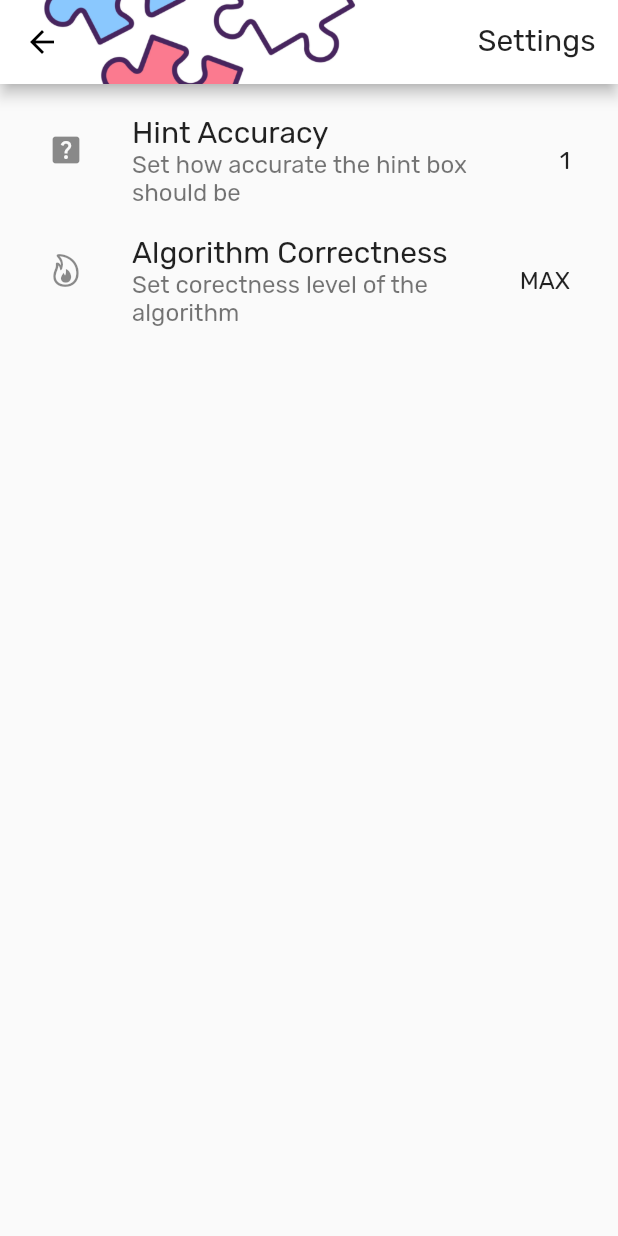
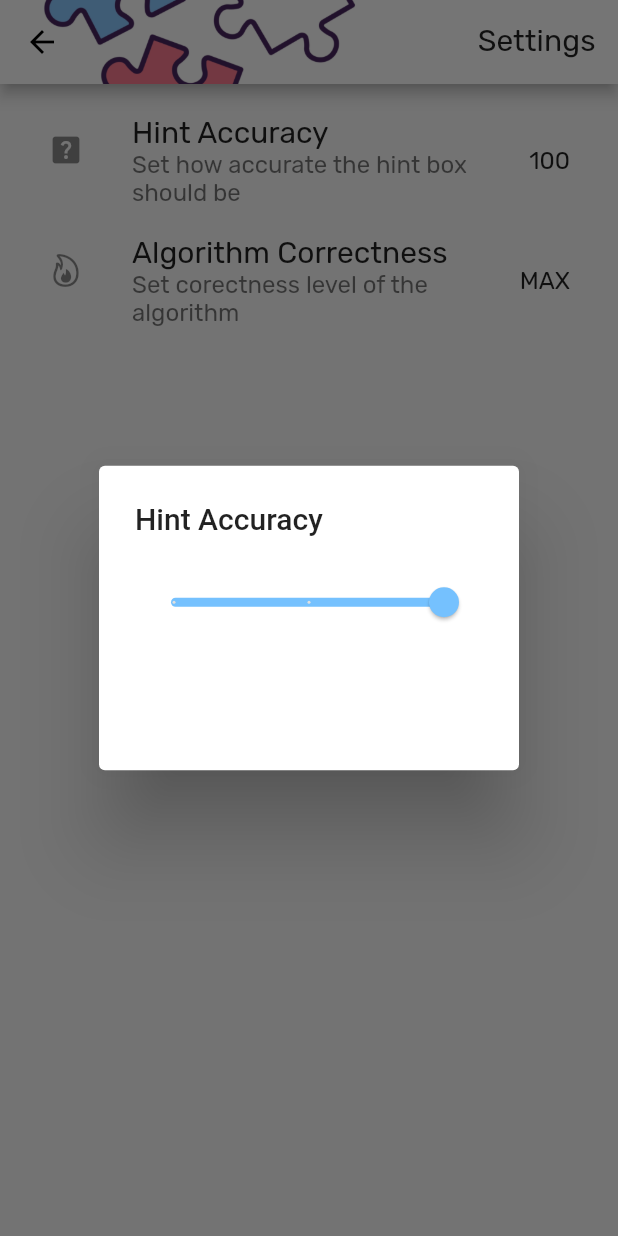
Before and after one commit to Joe-Nunn/Jigsaw-Hints-App, a Flutter app: the GeneralSettings screen opened directly, after a tap on "Algorithm Correctness", on a phone screen of 412 x 824 dp. Run offline on Flutter 3.47's test engine with Material 2 defaults, Android fonts, the phone set to English and light mode, and no system bars; our stand-ins replace babstrap_settings_screen, camera, page_transition, shared_preferences, showcaseview; accounts and stored records are empty; statements that could not run were skipped.

Commit message:
Added new type of slider with text options

```diff
--- a/lib/settings/default_settings.dart
+++ b/lib/settings/default_settings.dart
@@ -1,3 +1,17 @@
 const String defaultUserName = "Your Name";
-const int defaultHintAccuracy = 1;
+const int defaultHintAccuracy = 100;
 const bool defaultDarkMode = false;
+const int defaultAlgorithmCorrectness = 2;
+const int defaultFontSize = 1;
+
+enum FontSize {
+  small,
+  medium,
+  large,
+}
+
+enum AlgorithmCorrectness {
+  low,
+  mean,
+  max,
+}
--- a/lib/settings/general.dart
+++ b/lib/settings/general.dart
@@ -1,4 +1,5 @@
 import 'package:flutter/cupertino.dart';
+import 'package:flutter/foundation.dart';
 import 'package:flutter/material.dart';
 import 'package:jigsaw_hints/app_bar.dart';
 import 'package:jigsaw_hints/constants.dart';
@@ -19,11 +20,11 @@ class _GeneralSettingsState extends State<GeneralSettings> {
   late SharedPreferences sharedPrefs;
   // Values
   late int hintAccuracy;
+  late int algorithmCorrectness;
 
   @override
   Widget build(BuildContext context) {
-    sharedPrefs = context.watch<SharedPreferences>();
-    hintAccuracy = sharedPrefs.getInt(hintAccuracyKey) ?? defaultHintAccuracy;
+    initUserData(context);
     return Scaffold(
       appBar: const JigsawAppBar(
         title: "Settings",
@@ -33,6 +34,13 @@ class _GeneralSettingsState extends State<GeneralSettings> {
         children: settingsTiles,
       ),
     );
+  }
+
+  void initUserData(BuildContext context) {
+    sharedPrefs = context.watch<SharedPreferences>();
+    hintAccuracy = sharedPrefs.getInt(hintAccuracyKey) ?? defaultHintAccuracy;
+    algorithmCorrectness = sharedPrefs.getInt(algorithmCorrectnessKey) ??
+        defaultAlgorithmCorrectness;
   }
 
   List<Widget> get settingsTiles => [
@@ -51,10 +59,21 @@ class _GeneralSettingsState extends State<GeneralSettings> {
           height: 10,
         ),
         ListTile(
-            leading: const Icon(CupertinoIcons.flame),
-            title: const Text('Algorithm Correctness'),
-            subtitle: const Text('Set corectness level of the algorithm'),
-            trailing: Text("MAX"),
-            onTap: () => {}),
+          leading: const Icon(CupertinoIcons.flame),
+          title: const Text('Algorithm Correctness'),
+          subtitle: const Text('Set corectness level of the algorithm'),
+          trailing: Text(
+              describeEnum(AlgorithmCorrectness.values[algorithmCorrectness])
+                  .toUpperCase()),
+          onTap: () => showDialog(
+              context: context,
+              builder: (BuildContext context) => inputDialogTextSlider(
+                  context,
+                  sharedPrefs,
+                  algorithmCorrectnessKey,
+                  algorithmCorrectness,
+                  AlgorithmCorrectness.values,
+                  titleText: "Hint Accuracy")).then((_) => setState(() {})),
+        ),
       ];
 }
--- a/lib/settings/input_dialog.dart
+++ b/lib/settings/input_dialog.dart
@@ -1,3 +1,4 @@
+import 'package:flutter/foundation.dart';
 import 'package:flutter/material.dart';
 import 'package:jigsaw_hints/constants.dart';
 import 'package:shared_preferences/shared_preferences.dart';
@@ -168,3 +169,64 @@ StatefulBuilder inputDialogSlider(BuildContext context,
     },
   );
 }
+
+StatefulBuilder inputDialogTextSlider(
+    BuildContext context,
+    SharedPreferences sharedPrefs,
+    String key,
+    int currentValue,
+    List<dynamic> options,
+    {String titleText = "Choose option using the slider"}) {
+  bool valueHasChanged = false;
+  int currentSliderValue = currentValue;
+  return StatefulBuilder(
+    builder: (context, setState) {
+      return AlertDialog(
+        title: Text(titleText),
+        content: Wrap(children: [
+          Slider.adaptive(
+            value: currentSliderValue.toDouble(),
+            min: 0,
+            max: options.length - 1,
+            divisions: options.length - 1,
+            label: describeEnum(options[currentSliderValue]).toUpperCase(),
+            thumbColor: defaultSliderActiveColour,
+            activeColor: defaultSliderActiveColour,
+            inactiveColor: defaultSliderInactiveColour,
+            onChanged: (double value) {
+              setState(() {
+                currentSliderValue = value.toInt();
+                if (currentSliderValue != currentValue) {
+                  valueHasChanged = true;
+                } else {
+                  valueHasChanged = false;
+                }
+              });
+            },
+          ),
+        ]),
+        actions: <Widget>[
+          Visibility(
+            visible: valueHasChanged,
+            maintainSize: true,
+            maintainAnimation: true,
+            maintainState: true,
+            child: TextButton(
+              child: Text(
+                "Apply",
+                style: Theme.of(context)
+                    .textTheme
+                    .labelMedium
+                    ?.copyWith(color: Theme.of(context).colorScheme.tertiary),
+              ),
+              onPressed: () {
+                sharedPrefs.setInt(key, currentSliderValue);
+                Navigator.of(context).pop();
+              },
+            ),
+          ),
+        ],
+      );
+    },
+  );
+}
--- a/lib/settings/shared_prefs.dart
+++ b/lib/settings/shared_prefs.dart
@@ -11,3 +11,5 @@ class SharedPreferencesProvider {
 const String darkModeKey = "dark mode";
 const String userNameKey = "user name";
 const String hintAccuracyKey = "hint accuracy";
+const String algorithmCorrectnessKey = "algorithm correctness";
+const String fontSizeKey = "font size";
```
Also changed, not shown: lib/settings/accessibility.dart (+24 -5 lines), lib/settings/settings_page.dart (+8 -11 lines).
